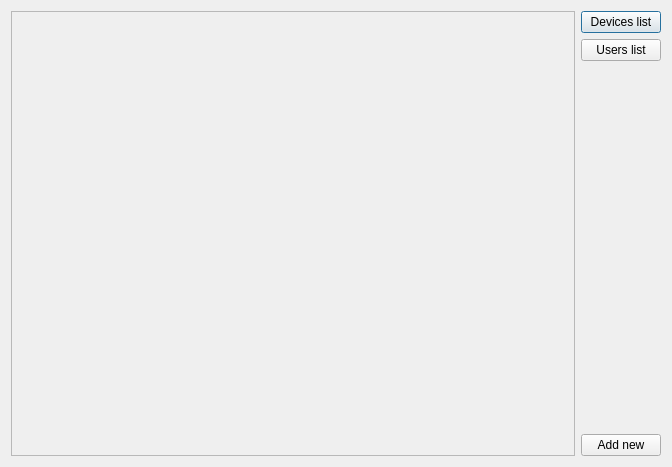
First picture: the form in adminpanelwindow.ui, repository szymon27/xkomx, before the edit.
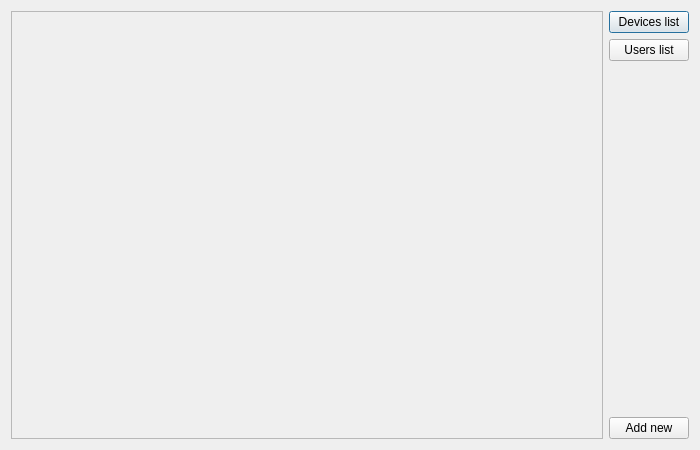
Second picture: the form after the edit.

```diff
--- a/adminpanelwindow.ui
+++ b/adminpanelwindow.ui
@@ -6,10 +6,22 @@
    <rect>
     <x>0</x>
     <y>0</y>
-    <width>672</width>
-    <height>467</height>
+    <width>700</width>
+    <height>450</height>
    </rect>
   </property>
+  <property name="minimumSize">
+   <size>
+    <width>700</width>
+    <height>450</height>
+   </size>
+  </property>
+  <property name="maximumSize">
+   <size>
+    <width>700</width>
+    <height>450</height>
+   </size>
+  </property>
   <property name="windowTitle">
    <string>XKOMX</string>
   </property>
@@ -26,8 +38,8 @@
          <rect>
           <x>0</x>
           <y>0</y>
-          <width>561</width>
-          <height>445</height>
+          <width>589</width>
+          <height>428</height>
          </rect>
         </property>
         <widget class="QWidget" name="verticalLayoutWidget_2">
```
